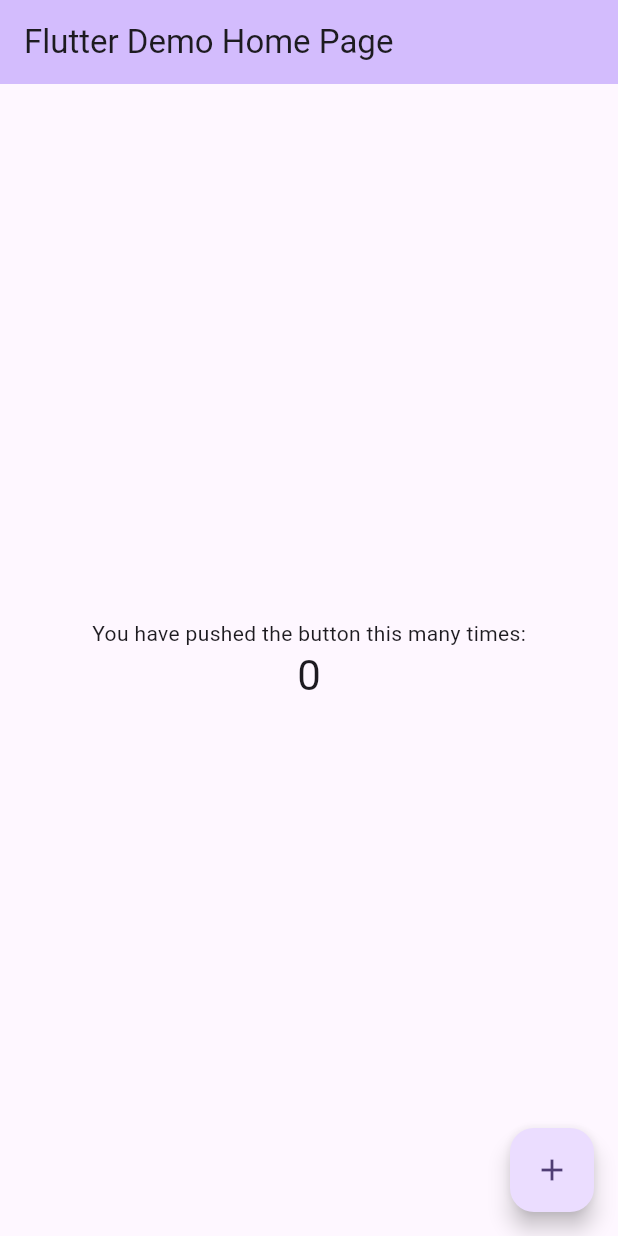
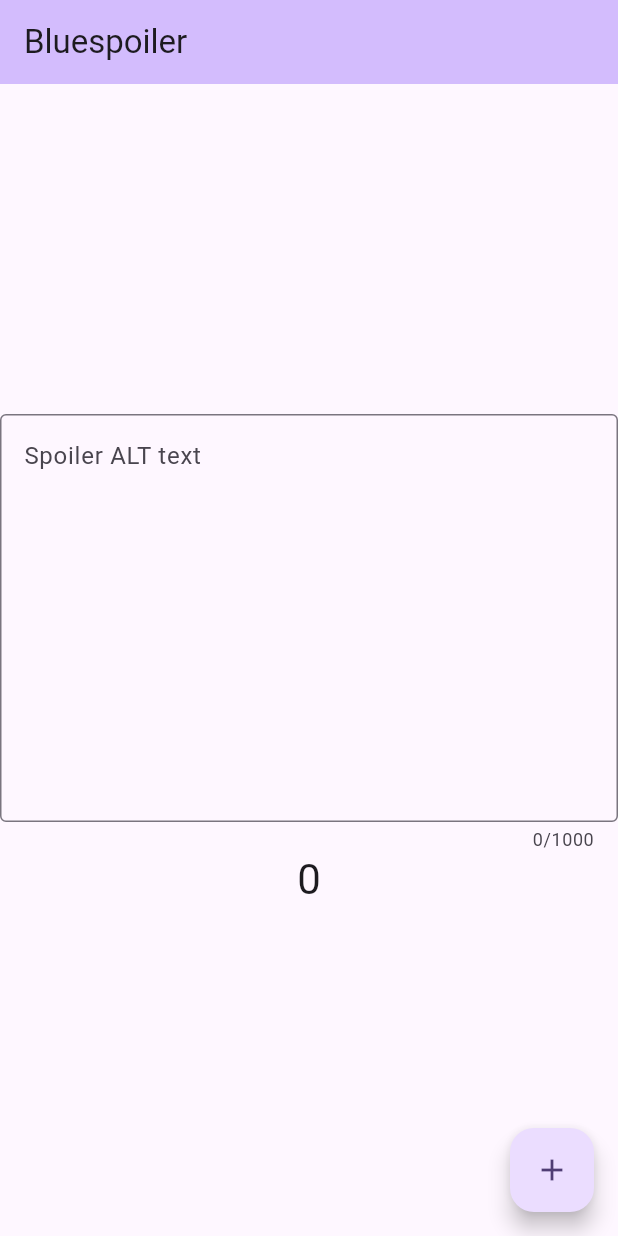
Before and after one commit to eyasuyuki/bluespoiler, a Flutter app: the screen it shows after launch, on a phone screen of 412 x 824 dp. Run offline on Flutter 3.47's test engine with Material 3 defaults, Android fonts, the phone set to English and light mode, and no system bars; generated files the repository leaves out were written again.

Commit message:
add intl

```diff
--- /dev/null
+++ b/l10n.yaml
@@ -0,0 +1,3 @@
+arb-dir: lib/l10n
+template-arb-file: app_en.arb
+output-localization-file: app_localizations.dart
--- /dev/null
+++ b/lib/l10n/app_en.arb
@@ -0,0 +1,4 @@
+{
+    "@@locale": "en",
+    "input_hint_text": "Spoiler ALT text"
+}
--- /dev/null
+++ b/lib/l10n/app_ja.arb
@@ -0,0 +1,4 @@
+{
+  "@@locale": "ja",
+  "input_hint_text": "ネタバレALT"
+}
--- a/lib/main.dart
+++ b/lib/main.dart
@@ -1,4 +1,6 @@
 import 'package:flutter/material.dart';
+import 'package:flutter_gen/gen_l10n/app_localizations.dart';
+import 'package:flutter_localizations/flutter_localizations.dart';
 
 void main() {
   runApp(const MyApp());
@@ -11,7 +13,17 @@
   @override
   Widget build(BuildContext context) {
     return MaterialApp(
-      title: 'Flutter Demo',
+      localizationsDelegates: const [
+        AppLocalizations.delegate,
+        GlobalMaterialLocalizations.delegate,
+        GlobalWidgetsLocalizations.delegate,
+        GlobalCupertinoLocalizations.delegate
+      ],
+      supportedLocales: const [
+        Locale('en', ''),
+        Locale('ja', '')
+      ],
+      title: "Bluespoiler",
       theme: ThemeData(
         // This is the theme of your application.
         //
@@ -31,7 +43,7 @@
         colorScheme: ColorScheme.fromSeed(seedColor: Colors.deepPurple),
         useMaterial3: true,
       ),
-      home: const MyHomePage(title: 'Flutter Demo Home Page'),
+      home: const MyHomePage(title: 'Bluespoiler'),
     );
   }
 }
@@ -105,8 +117,14 @@
           // wireframe for each widget.
           mainAxisAlignment: MainAxisAlignment.center,
           children: <Widget>[
-            const Text(
-              'You have pushed the button this many times:',
+            TextField(
+              keyboardType: TextInputType.multiline,
+              maxLength: 1000,
+              maxLines: 10,
+              decoration: InputDecoration(
+                hintText: AppLocalizations.of(context)!.input_hint_text,
+                border: const OutlineInputBorder()
+              ),
             ),
             Text(
               '$_counter',
```
Also changed, not shown: pubspec.yaml (+11 -2 lines).
